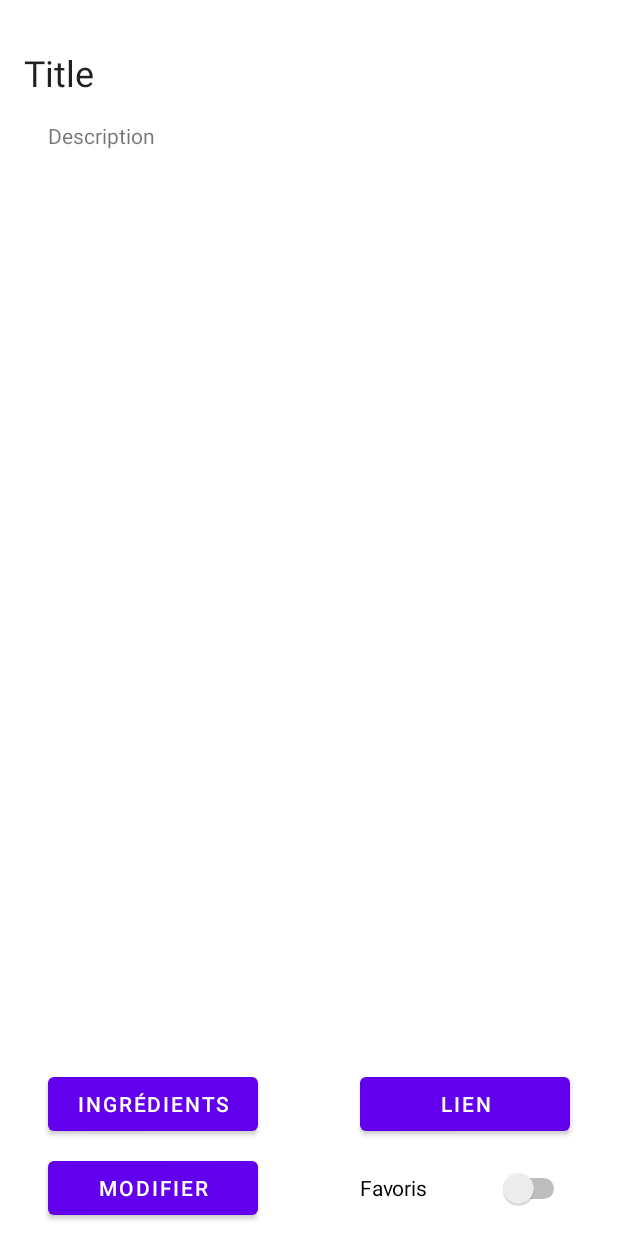
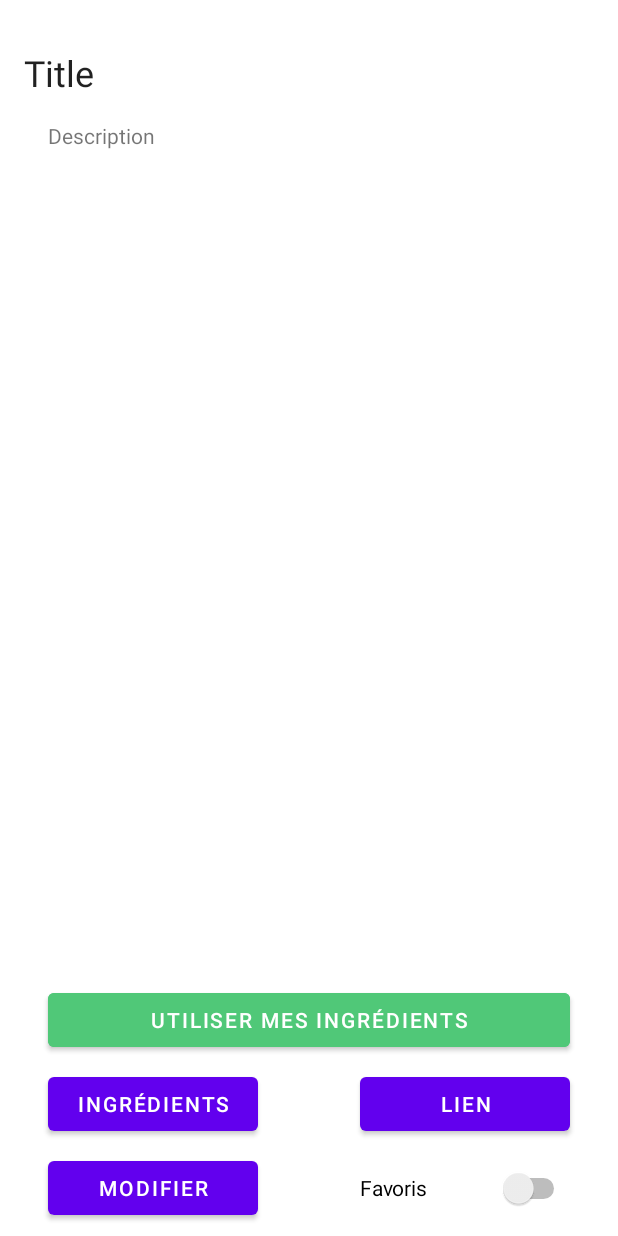
Before and after one commit to OdArthur/LesRecettesDuPetitEtudiant, an Android app: the layout activity_show_recipe.xml on its own in the app's theme, with its tools: preview values and no code run, on a phone screen of 412 x 824 dp. Run offline under Robolectric (Android 15) with nearby library versions, the phone set to English and light mode, and no system bars.

Commit message:
Feat : Complete a recipe + Confirmation message to delete recipe

```diff
--- a/app/src/main/res/layout/activity_show_recipe.xml
+++ b/app/src/main/res/layout/activity_show_recipe.xml
@@ -33,7 +33,7 @@
         android:layout_marginBottom="8dp"
         android:scrollbars="vertical"
         android:text="Description"
-        app:layout_constraintBottom_toTopOf="@+id/edit_recipeIngredient"
+        app:layout_constraintBottom_toTopOf="@+id/BTN_Complete"
         app:layout_constraintEnd_toEndOf="parent"
         app:layout_constraintStart_toStartOf="parent"
         app:layout_constraintTop_toBottomOf="@+id/RecipeTitle" />
@@ -65,7 +65,18 @@
         android:text="Lien"
         app:layout_constraintBottom_toTopOf="@+id/fav_recette"
         app:layout_constraintEnd_toEndOf="@+id/RecipeDescription"
-        app:layout_constraintTop_toBottomOf="@+id/RecipeDescription" />
+        app:layout_constraintTop_toBottomOf="@+id/BTN_Complete" />
+
+    <Button
+        android:id="@+id/BTN_Complete"
+        android:layout_width="0dp"
+        android:layout_height="wrap_content"
+        android:layout_marginBottom="8dp"
+        android:backgroundTint="#50C878"
+        android:text="Utiliser mes ingrédients"
+        app:layout_constraintBottom_toTopOf="@+id/edit_recipeIngredient"
+        app:layout_constraintEnd_toEndOf="@+id/RecipeDescription"
+        app:layout_constraintStart_toStartOf="@+id/RecipeDescription" />
 
     <Switch
         android:id="@+id/fav_recette"
```
Also changed, not shown: app/src/main/java/com/example/lesrecettesdupetitetudiant/EditRecipe.kt (+20 -5 lines), app/src/main/java/com/example/lesrecettesdupetitetudiant/MaBDHelper.kt (+23 -1 lines), app/src/main/java/com/example/lesrecettesdupetitetudiant/ShowRecipe.kt (+19 -0 lines).
